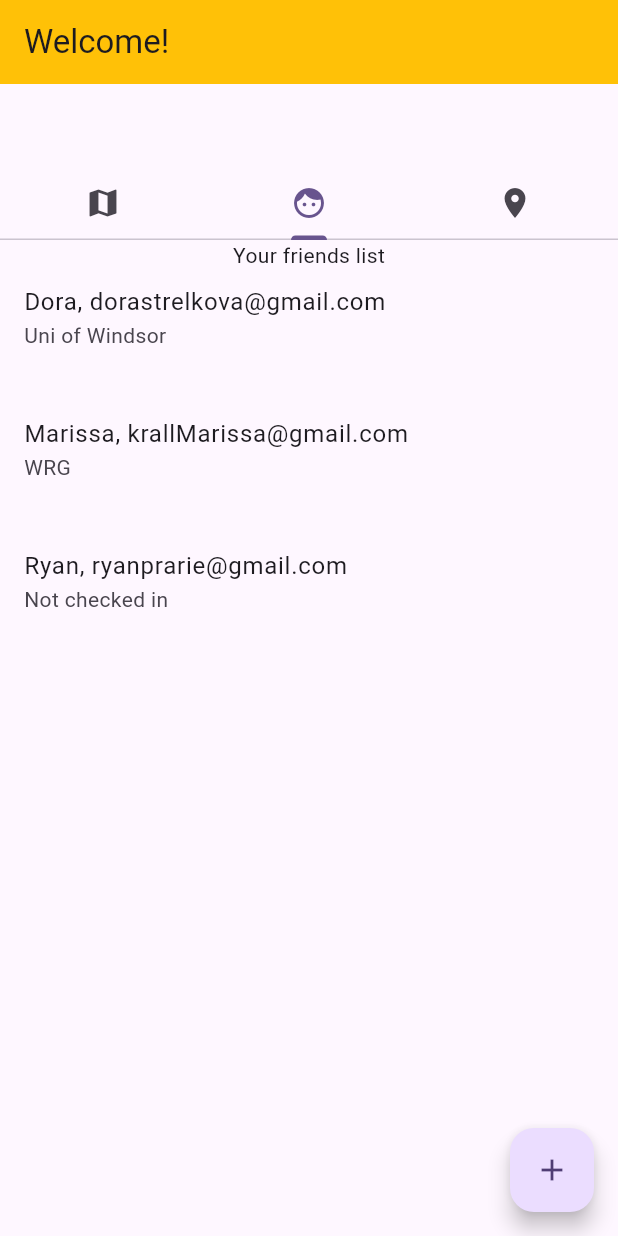
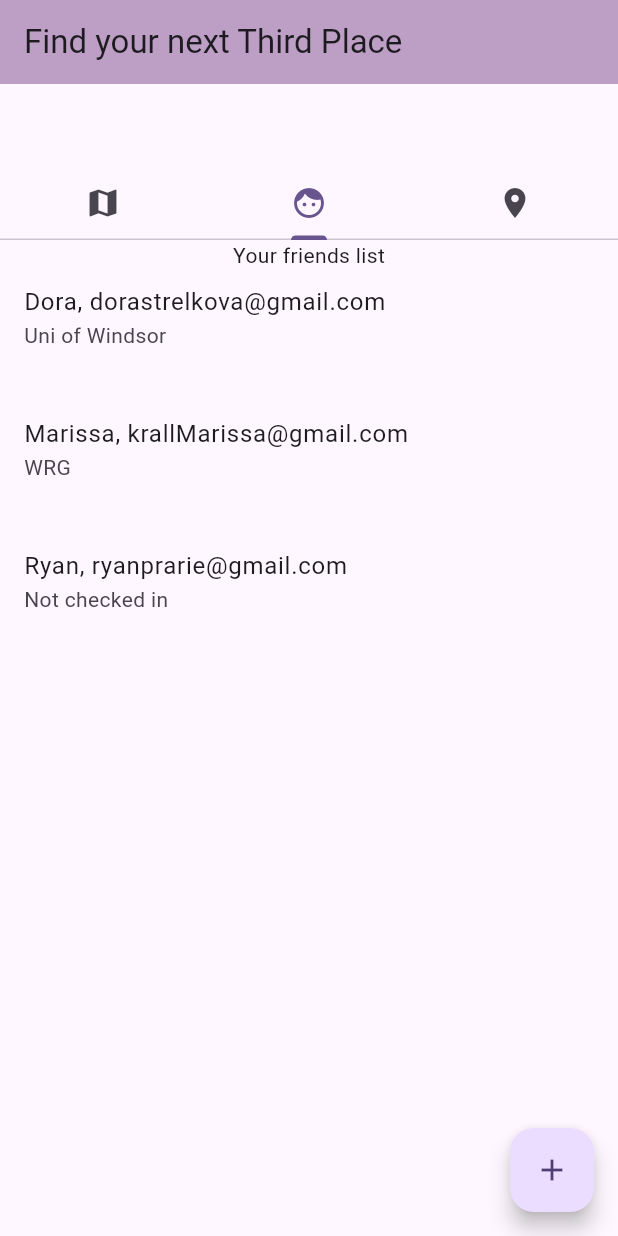
Before and after one commit to miranda0129/winhacks_2024, a Flutter app: the screen it shows after launch, tab 2 chosen, on a phone screen of 412 x 824 dp. Run offline on Flutter 3.47's test engine with Material 3 defaults, Android fonts, the phone set to English and light mode, and no system bars; our stand-ins replace google_maps_flutter; missing offline and left inert: flutter_google_places, google_api_headers, google_maps_webservice.

Commit message:
One app bar title and make it a light purple

```diff
--- a/lib/main.dart
+++ b/lib/main.dart
@@ -2,6 +2,7 @@ import 'package:flutter/material.dart';
 import 'package:winhacks_2024/screens/checkin_widget.dart';
 import 'package:winhacks_2024/screens/friend_list_widget.dart';
 import './screens/map_widget.dart';
+
 void main() {
   runApp(const MyApp());
 }
@@ -45,8 +46,9 @@ class _MyHomePageState extends State<MyHomePage> {
   Widget build(BuildContext context) {
     return Scaffold(
       appBar: AppBar(
-        backgroundColor: Colors.amber,
-        title: Text('Welcome!'),
+        backgroundColor: Color.fromARGB(98, 101, 33, 117),
+        title: const Text('Find your next Third Place'),
+        elevation: 2,
       ),
       body: LayoutBuilder(
         builder: (context, constraints) {
--- a/lib/screens/map_widget.dart
+++ b/lib/screens/map_widget.dart
@@ -71,10 +71,6 @@ void addCustomIcon() {
         colorSchemeSeed: Colors.green[700],
     ),
     home: Scaffold(
-      appBar: AppBar(
-        title: const Text('Find your next Third Place'),
-        elevation: 2,
-      ),
       body: GoogleMap(
         onMapCreated: _onMapCreated,
         initialCameraPosition: CameraPosition(
```
